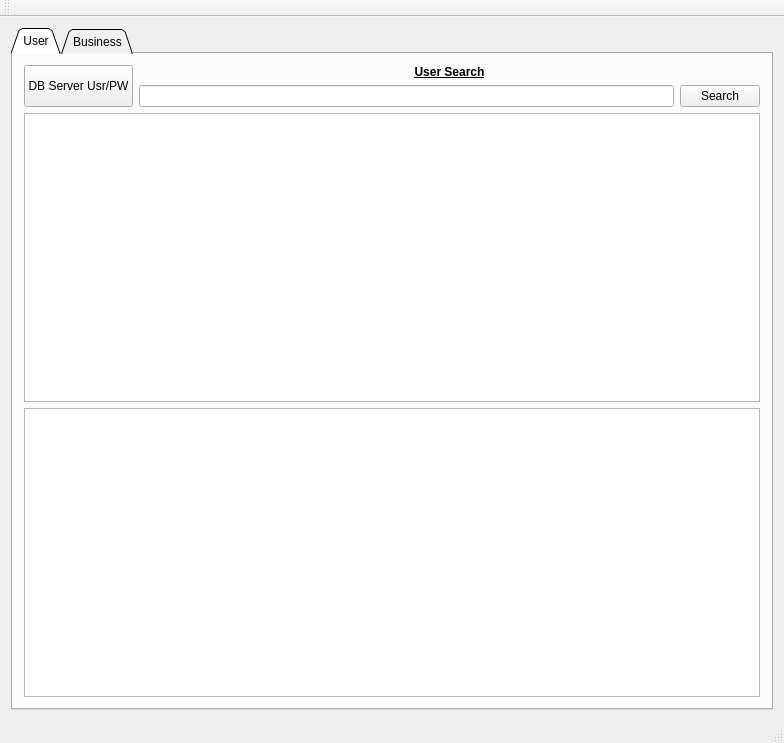
This is mastergui.ui in xlyytcy/PyQt5-X-Yelp as Qt 5 draws it before an edit. The edited form follows.
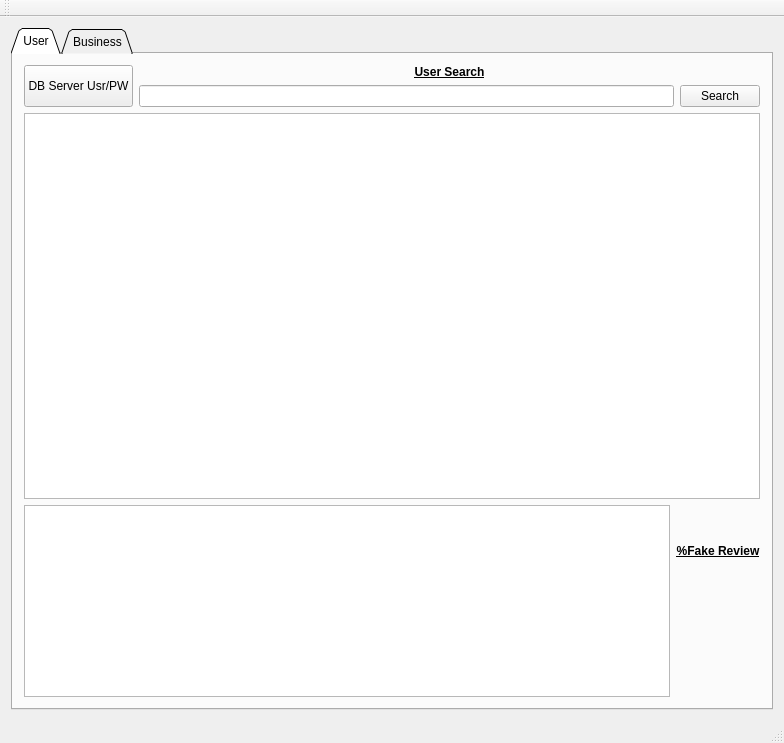
This is the edited form. The open tabs and pages were chosen to show the change.

Commit message: Added count fake review percentage function in main GUI.

Diff of the .ui file:
```diff
--- a/mastergui.ui
+++ b/mastergui.ui
@@ -40,6 +40,16 @@
         <string>User</string>
        </attribute>
        <layout class="QGridLayout" name="gridLayout_3">
+        <item row="1" column="1">
+         <widget class="QTableView" name="tableView_User">
+          <property name="sizePolicy">
+           <sizepolicy hsizetype="MinimumExpanding" vsizetype="MinimumExpanding">
+            <horstretch>0</horstretch>
+            <verstretch>0</verstretch>
+           </sizepolicy>
+          </property>
+         </widget>
+        </item>
         <item row="0" column="1">
          <layout class="QGridLayout" name="gridLayout_User" columnstretch="0,0,0,0">
           <item row="0" column="0" rowspan="3" colspan="2">
@@ -92,18 +102,55 @@
           </item>
          </layout>
         </item>
-        <item row="1" column="1">
-         <widget class="QTableView" name="tableView_User">
-          <property name="sizePolicy">
-           <sizepolicy hsizetype="Preferred" vsizetype="MinimumExpanding">
-            <horstretch>0</horstretch>
-            <verstretch>0</verstretch>
-           </sizepolicy>
-          </property>
-         </widget>
-        </item>
         <item row="2" column="1">
-         <widget class="QTableView" name="tableView_User_AllReviews"/>
+         <layout class="QGridLayout" name="gridLayout_4">
+          <item row="0" column="1">
+           <widget class="QLabel" name="label_fakePercetangeFixed">
+            <property name="font">
+             <font>
+              <family>Helvetica Neue</family>
+              <weight>75</weight>
+              <bold>true</bold>
+              <underline>true</underline>
+             </font>
+            </property>
+            <property name="text">
+             <string>%Fake Review</string>
+            </property>
+            <property name="textFormat">
+             <enum>Qt::RichText</enum>
+            </property>
+            <property name="alignment">
+             <set>Qt::AlignCenter</set>
+            </property>
+           </widget>
+          </item>
+          <item row="1" column="1">
+           <widget class="QLabel" name="label_fakePercentageVar">
+            <property name="font">
+             <font>
+              <family>Helvetica Neue</family>
+              <weight>75</weight>
+              <italic>true</italic>
+              <bold>true</bold>
+             </font>
+            </property>
+            <property name="text">
+             <string/>
+            </property>
+           </widget>
+          </item>
+          <item row="0" column="0" rowspan="2">
+           <widget class="QTableView" name="tableView_UserAllReviews">
+            <property name="sizePolicy">
+             <sizepolicy hsizetype="MinimumExpanding" vsizetype="Preferred">
+              <horstretch>0</horstretch>
+              <verstretch>0</verstretch>
+             </sizepolicy>
+            </property>
+           </widget>
+          </item>
+         </layout>
         </item>
        </layout>
       </widget>
```
Left out of the diff: 66 changed lines with no effect on the pictures. The commit also changes 4 other files.
